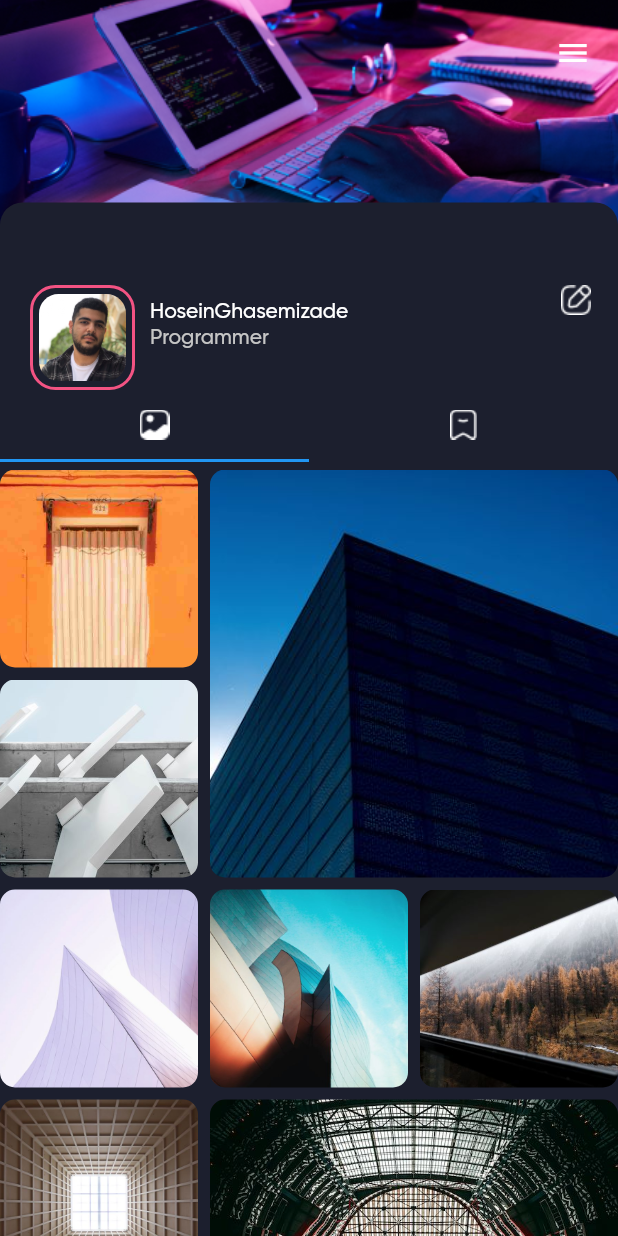
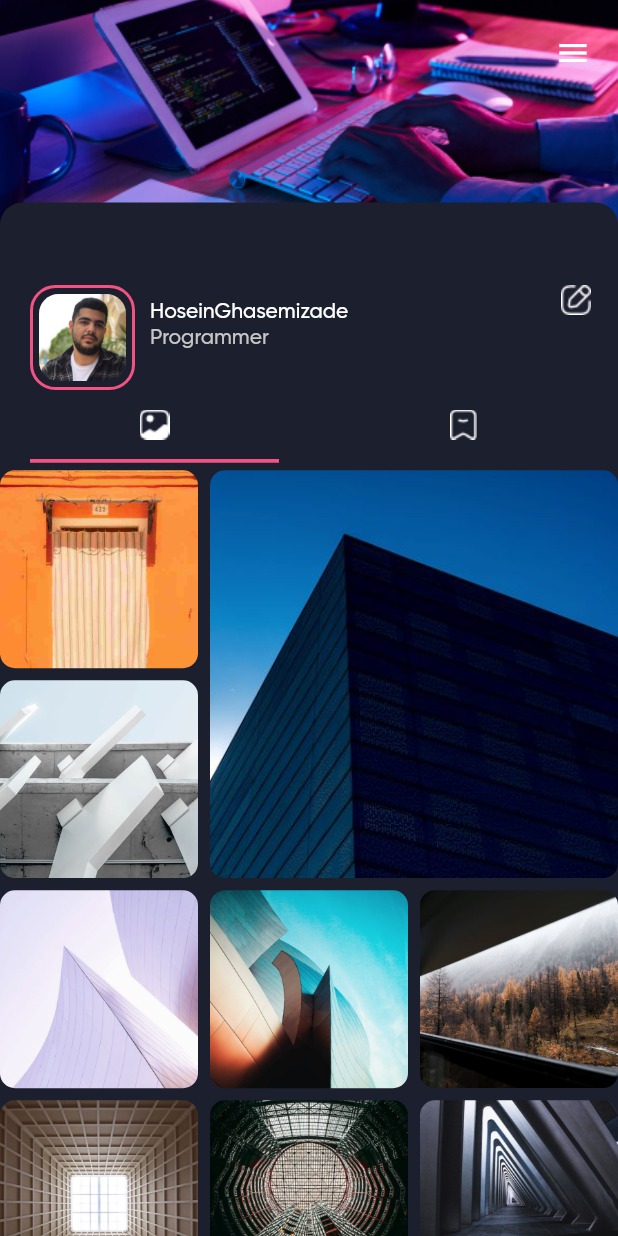
Before and after one commit to ghasemizade/instagram_clone, a Flutter app: the screen it shows after launch, on a phone screen of 412 x 824 dp. Run offline on Flutter 3.47's test engine with Material 2 defaults, Android fonts, the phone set to English and light mode, and no system bars.

```diff
--- a/lib/screens/MyHomeAccount.dart
+++ b/lib/screens/MyHomeAccount.dart
@@ -57,12 +57,15 @@ class _MyHomeAccountState extends State<MyHomeAccount> {
                 floating: true,
                 delegate: TabBarViewDelegate(
                   TabBar(
+                    indicatorPadding: EdgeInsets.symmetric(horizontal: 20),
+                    indicatorWeight: 2.5,
+                    indicatorColor: Color(0xffF35383),
                     tabs: [
                       Tab(
-                        child: Image.asset('assets/Images/icon_tab_posts.png'),
+                        icon: Image.asset('assets/Images/icon_tab_posts.png'),
                       ),
                       Tab(
-                        child:
+                        icon:
                             Image.asset('assets/Images/icon_tab_bookmark.png'),
                       )
                     ],
@@ -96,7 +99,7 @@ class _MyHomeAccountState extends State<MyHomeAccount> {
                           ),
                         );
                       },
-                      childCount: 24,
+                      childCount: 9,
                     ),
                     gridDelegate: SliverQuiltedGridDelegate(
                       crossAxisCount: 3,
@@ -109,13 +112,53 @@ class _MyHomeAccountState extends State<MyHomeAccount> {
                         QuiltedGridTile(1, 1),
                         QuiltedGridTile(1, 1),
                         QuiltedGridTile(1, 1),
+                        QuiltedGridTile(1, 1),
                       ],
                     ),
                   ),
                 ],
               ),
-              Container(
-                color: Colors.red,
+              CustomScrollView(
+                slivers: [
+                  SliverGrid(
+                    delegate: SliverChildBuilderDelegate(
+                      (context, index) {
+                        return Container(
+                          decoration: BoxDecoration(
+                            borderRadius: BorderRadius.all(
+                              Radius.circular(10.0),
+                            ),
+                          ),
+                          child: ClipRRect(
+                            borderRadius: BorderRadius.circular(10.0),
+                            child: FittedBox(
+                              fit: BoxFit.cover,
+                              child: Image(
+                                image:
+                                    AssetImage('assets/Images/item$index.jpg'),
+                              ),
+                            ),
+                          ),
+                        );
+                      },
+                      childCount: 9,
+                    ),
+                    gridDelegate: SliverQuiltedGridDelegate(
+                      crossAxisCount: 3,
+                      mainAxisSpacing: 8,
+                      crossAxisSpacing: 8,
+                      repeatPattern: QuiltedGridRepeatPattern.inverted,
+                      pattern: [
+                        QuiltedGridTile(1, 1),
+                        QuiltedGridTile(2, 2),
+                        QuiltedGridTile(1, 1),
+                        QuiltedGridTile(1, 1),
+                        QuiltedGridTile(1, 1),
+                        QuiltedGridTile(1, 1),
+                      ],
+                    ),
+                  ),
+                ],
               ),
             ],
           ),
```
